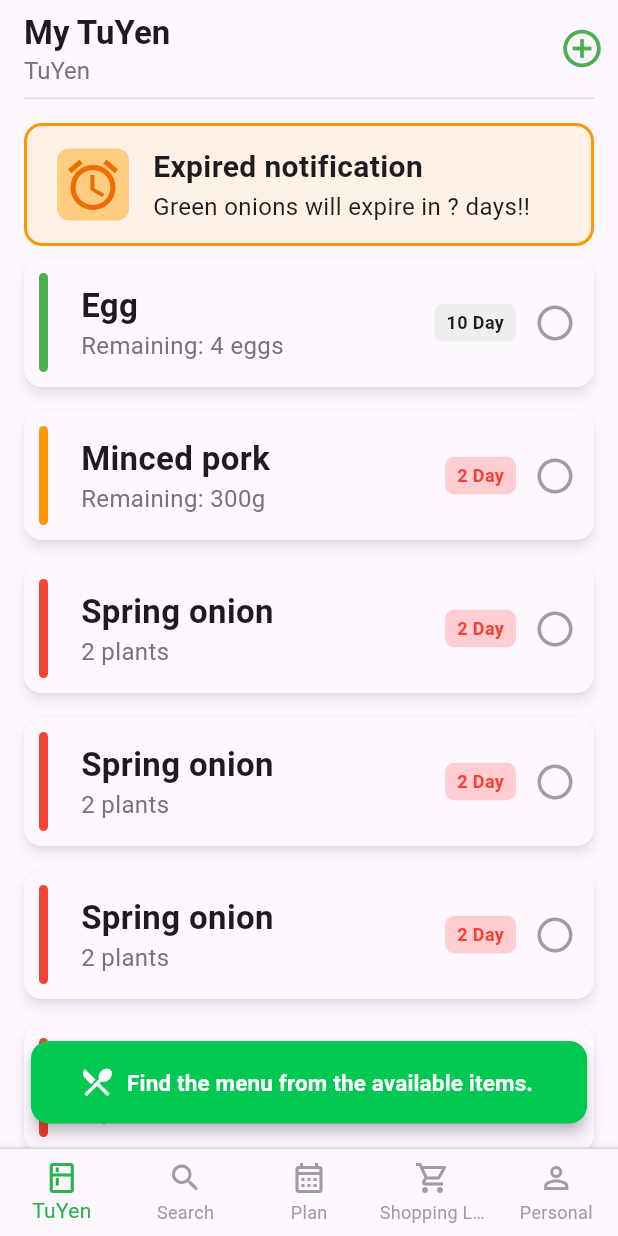
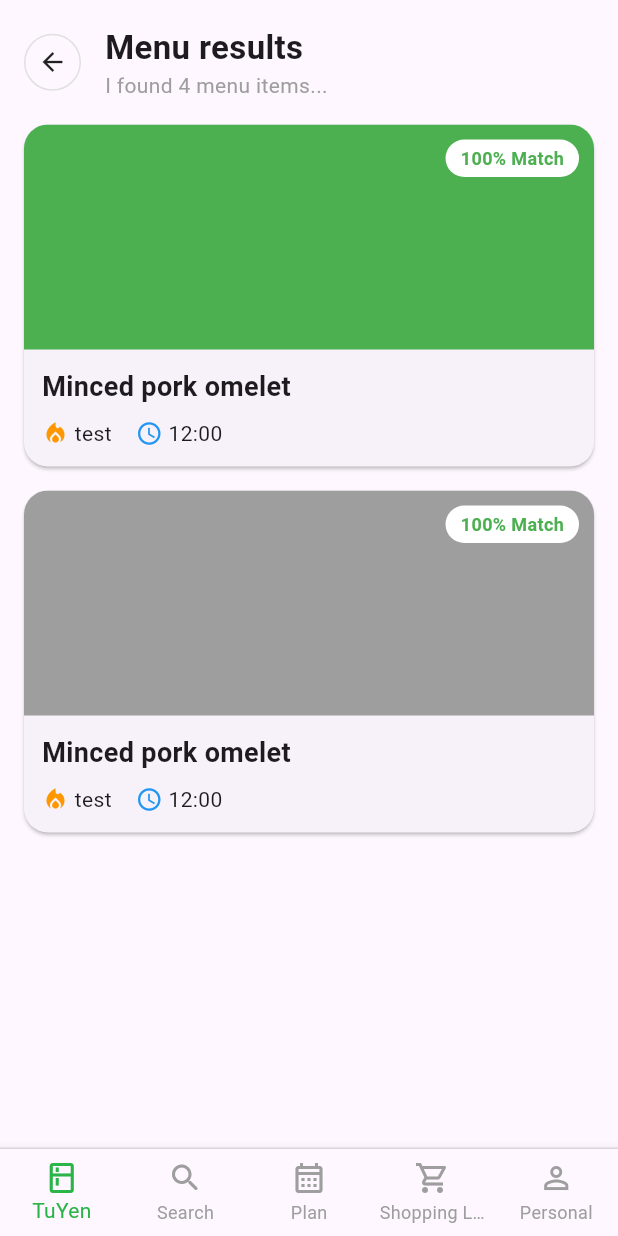
Before and after one commit to ChanapatArt/tuyen, a Flutter app: the screen it shows after launch, after a tap on "Find the menu from the available items.", on a phone screen of 412 x 824 dp. Run offline on Flutter 3.47's test engine with Material 3 defaults, Android fonts, the phone set to English and light mode, and no system bars; our stand-ins replace google_fonts; Roboto replaces fonts that are missing (Itim).

Commit message:
แยกโดค widget หน้าแรกให้เป็นไฟล์แยก

```diff
--- a/mobile_app/lib/screens/home.dart
+++ b/mobile_app/lib/screens/home.dart
@@ -1,6 +1,8 @@
 import 'package:flutter/material.dart';
 import 'package:mobile_app/widgets/bottom_nav.dart';
-import 'package:mobile_app/widgets/foodItem_card.dart';
+import 'package:mobile_app/widgets/ingredientList.dart';
+import 'package:mobile_app/screens/menuResults.dart';
+
 
 class Home extends StatefulWidget {
   const Home({super.key});
@@ -11,7 +13,6 @@ class Home extends StatefulWidget {
 
 class _HomeState extends State<Home> {
   final List<Map<String, dynamic>> _foodItems = [
-    // สร้างตัวแปรเก็บข้อมูลอาหารและสถานะการเลือก
     {
       'title': 'Egg',
       'subtitle': 'Remaining: 4 eggs',
@@ -35,232 +36,60 @@ class _HomeState extends State<Home> {
       'isSelected': false,
       'isNearExpiry': true,
     },
-    {
-      'title': 'Spring onion',
-      'subtitle': '2 plants',
-      'days': '2 Day',
-      'color': Colors.red,
-      'isSelected': false,
-      'isNearExpiry': true,
-    },
-    {
-      'title': 'Spring onion',
-      'subtitle': '2 plants',
-      'days': '2 Day',
-      'color': Colors.red,
-      'isSelected': false,
-      'isNearExpiry': true,
-    },
-    {
-      'title': 'Spring onion',
-      'subtitle': '2 plants',
-      'days': '2 Day',
-      'color': Colors.red,
-      'isSelected': false,
-      'isNearExpiry': true,
-    },
-    {
-      'title': 'Spring onion',
-      'subtitle': '2 plants',
-      'days': '2 Day',
-      'color': Colors.red,
-      'isSelected': false,
-      'isNearExpiry': true,
-    },
-    {
-      'title': 'Spring onion',
-      'subtitle': '2 plants',
-      'days': '2 Day',
-      'color': Colors.red,
-      'isSelected': false,
-      'isNearExpiry': true,
-    },
-    {
-      'title': 'Spring onion',
-      'subtitle': '2 plants',
-      'days': '2 Day',
-      'color': Colors.red,
-      'isSelected': false,
-      'isNearExpiry': true,
-    },
-    {
-      'title': 'Spring onion',
-      'subtitle': '2 plants',
-      'days': '2 Day',
-      'color': Colors.red,
-      'isSelected': false,
-      'isNearExpiry': true,
-    },
-    {
-      'title': 'Spring onion',
-      'subtitle': '2 plants',
-      'days': '2 Day',
-      'color': Colors.red,
-      'isSelected': false,
-      'isNearExpiry': true,
-    },
-    {
-      'title': 'Spring onion',
-      'subtitle': '2 plants',
-      'days': '2 Day',
-      'color': Colors.red,
-      'isSelected': false,
-      'isNearExpiry': true,
-    },
   ];
+
+  final PageController _pageController = PageController();
+  int _currentPage = 0;
+  void _goToResults() {
+    _pageController.nextPage(
+      duration: const Duration(milliseconds: 300),
+      curve: Curves.easeInOut,
+    );
+  }
+
+  void _goBack() {
+    _pageController.previousPage(
+      duration: const Duration(milliseconds: 300),
+      curve: Curves.easeInOut,
+    );
+  }
 
   @override
   Widget build(BuildContext context) {
-    return Scaffold(
-      appBar: AppBar(
-        title: Column(
-          crossAxisAlignment: CrossAxisAlignment.start,
+    return PopScope(
+      canPop: _currentPage == 0, // ถ้าอยู่หน้าแรกให้กดออกแอปได้ตามปกติ
+      onPopInvokedWithResult: (didPop, result) {
+        if (didPop) return; // ถ้าออกไปแล้วไม่ต้องทำอะไร
+
+
+        if (_currentPage > 0) { // ถ้าหน้าปัจจุบันไม่ใช่หน้าแรก
+          _goBack(); // สั่งให้ย้อนกลับไปหน้าวัตถุดิบ
+        }
+      },
+      child: Scaffold(
+        body: PageView(
+          controller: _pageController,
+          physics: const NeverScrollableScrollPhysics(),
+          onPageChanged: (index) => setState(() => _currentPage = index),
           children: [
-            const Text(
-              "My TuYen",
-              style: TextStyle(fontSize: 22, fontWeight: FontWeight.bold),
+            // รายการวัตถุดิบ
+            IngredientList(
+              onFindMenu: _goToResults,
+              foodItems: _foodItems,
+              onToggleSelection: (index) {
+                setState(() {
+                  _foodItems[index]['isSelected'] =
+                      !_foodItems[index]['isSelected'];
+                });
+              },
             ),
-            Text(
-              "TuYen",
-              style: TextStyle(fontSize: 16, color: Colors.grey.shade600),
-            ),
+
+            // หน้าที่ 2: ผลลัพธ์เมนู (สร้าง Widget ใหม่)
+            MenuResultsScreen(onBack: _goBack),
           ],
         ),
-        centerTitle: false,
-        elevation: 0,
-        actions: [
-          IconButton(
-            icon: const Icon(
-              Icons.add_circle_outline,
-              color: Colors.green,
-              size: 30,
-            ),
-            onPressed: () {},
-          ),
-        ],
-        toolbarHeight: 65,
-        bottom: PreferredSize(
-          preferredSize: const Size.fromHeight(1),
-          child: Padding(
-            padding: const EdgeInsets.symmetric(horizontal: 16),
-            child: Container(
-              color: Colors.grey.withAlpha(76), // 0.3 * 255
-              height: 1,
-            ),
-          ),
-        ),
-      ),
-      body: SingleChildScrollView(
-        child: Column(
-          children: [
-            const ExpiryAlertCard(),
-            ..._foodItems.asMap().entries.map((entry) {
-              int index = entry.key;
-              var item = entry.value;
 
-              return FoodItemCard(
-                title: item['title'],
-                subtitle: item['subtitle'],
-                remainingDays: item['days'],
-                statusColor: item['color'],
-                isSelected: item['isSelected'],
-                isNearExpiry: item['isNearExpiry'] ?? false,
-                // 3. ฟังก์ชันเมื่อมีการกดเลือก
-                onTap: () {
-                  setState(() {
-                    _foodItems[index]['isSelected'] =
-                        !_foodItems[index]['isSelected'];
-                  });
-                },
-              );
-            }),
-            SizedBox(height: 75,)
-          ],
-        ),
-      ),
-
-      floatingActionButton: SizedBox(
-        width:
-            MediaQuery.of(context).size.width * 0.9, // ขยายให้กว้างเกือบเต็มจอ
-        height: 55,
-        child: FloatingActionButton.extended(
-          onPressed: () {
-            // เมื่อกดเอาเฉพาะไอเทมที่ isSelected เป็น true
-            final selectedItems = _foodItems
-                .where((item) => item['isSelected'] == true)
-                .toList();
-            print(
-              "เมนูแนะนำสำหรับ: ${selectedItems.map((e) => e['title']).toList()}",
-            );
-          },
-          backgroundColor: const Color(0xFF00C853), // สีเขียวสดตามรูป
-          shape: RoundedRectangleBorder(
-            borderRadius: BorderRadius.circular(12),
-          ),
-          elevation: 4,
-          // ใส่ Icon และ Text ตามรูป
-          icon: const Icon(Icons.restaurant_menu, color: Colors.white),
-          label: const Text(
-            "Find the menu from the available items.",
-            style: TextStyle(
-              color: Colors.white,
-              fontWeight: FontWeight.bold,
-              fontSize: 15,
-            ),
-          ),
-        ),
-      ),
-
-      // 2. จัดตำแหน่งปุ่มให้อยู่ตรงกลางด้านล่าง
-      floatingActionButtonLocation: FloatingActionButtonLocation.centerFloat,
-      bottomNavigationBar: const BottomNav(),
-    );
-  }
-}
-
-class ExpiryAlertCard extends StatelessWidget {
-  const ExpiryAlertCard({super.key});
-
-  @override
-  Widget build(BuildContext context) {
-    return Padding(
-      padding: EdgeInsets.symmetric(horizontal: 16),
-      child: Container(
-        height: 82,
-        margin: EdgeInsets.only(top: 16),
-        padding: EdgeInsets.symmetric(vertical: 8, horizontal: 20),
-        decoration: BoxDecoration(
-          color: const Color.fromARGB(255, 255, 241, 229),
-          borderRadius: BorderRadius.circular(12),
-          border: Border.all(width: 2, color: Colors.orange),
-        ),
-        child: Row(
-          children: [
-            Container(
-              decoration: BoxDecoration(
-                color: Colors.orange[200],
-                borderRadius: BorderRadius.circular(8),
-              ),
-              padding: EdgeInsets.all(4),
-              margin: EdgeInsets.only(right: 16),
-              child: Icon(Icons.alarm, size: 40, color: Colors.orange[800]),
-            ),
-            Column(
-              crossAxisAlignment: CrossAxisAlignment.start,
-              mainAxisSize: MainAxisSize.min,
-              children: [
-                Text(
-                  "Expired notification",
-                  style: TextStyle(fontWeight: FontWeight.bold, fontSize: 20),
-                ),
-                Text(
-                  "Green onions will expire in ? days!!",
-                  style: TextStyle(fontSize: 16),
-                ),
-              ],
-            ),
-          ],
-        ),
+        bottomNavigationBar: const BottomNav(),
       ),
     );
   }
--- /dev/null
+++ b/mobile_app/lib/screens/menuResults.dart
@@ -0,0 +1,162 @@
+import 'package:flutter/material.dart';
+
+class MenuResultsScreen extends StatelessWidget {
+  final VoidCallback onBack;
+  const MenuResultsScreen({super.key, required this.onBack});
+
+  @override
+  Widget build(BuildContext context) {
+    return Scaffold(
+      // ไม่ใส่ AppBar แต่ทำ Custom Header ใน body แทน
+      body: SafeArea(
+        child: Column(
+          children: [
+            Padding(
+              padding: const EdgeInsets.all(16.0),
+              child: Row(
+                children: [
+                  // ปุ่มย้อนกลับแบบในรูปที่ 3
+                  GestureDetector(
+                    onTap: onBack,
+                    child: Container(
+                      padding: const EdgeInsets.all(8),
+                      decoration: BoxDecoration(
+                        shape: BoxShape.circle,
+                        border: Border.all(color: Colors.grey.shade300),
+                      ),
+                      child: const Icon(Icons.arrow_back, size: 20),
+                    ),
+                  ),
+                  const SizedBox(width: 16),
+                  const Column(
+                    crossAxisAlignment: CrossAxisAlignment.start,
+                    children: [
+                      Text(
+                        "Menu results",
+                        style: TextStyle(
+                          fontSize: 22,
+                          fontWeight: FontWeight.bold,
+                        ),
+                      ),
+                      Text(
+                        "I found 4 menu items...",
+                        style: TextStyle(fontSize: 14, color: Colors.grey),
+                      ),
+                    ],
+                  ),
+                ],
+              ),
+            ),
+            Expanded(
+              child: ListView(
+                padding: const EdgeInsets.symmetric(horizontal: 16),
+                children: [
+                  RecipeCard(
+                    title: "Minced pork omelet",
+                    kcal: "test",
+                    time: "12:00",
+                    matchPercent: "100%",
+                    imageColor: Colors.green,
+                  ),
+                  RecipeCard(
+                    title: "Minced pork omelet",
+                    kcal: "test",
+                    time: "12:00",
+                    matchPercent: "100%",
+                    imageColor: Colors.grey,
+                  ),
+                ],
+              ),
+            ),
+          ],
+        ),
+      ),
+    );
+  }
+}
+
+
+class RecipeCard extends StatelessWidget {
+  final String title, kcal, time, matchPercent;
+  final Color imageColor;
+
+  const RecipeCard({
+    super.key,
+    required this.title,
+    required this.kcal,
+    required this.time,
+    required this.matchPercent,
+    required this.imageColor,
+  });
+
+  @override
+  Widget build(BuildContext context) {
+    return Card(
+      margin: const EdgeInsets.only(bottom: 16),
+      shape: RoundedRectangleBorder(borderRadius: BorderRadius.circular(16)),
+      clipBehavior: Clip.antiAlias,
+      child: Column(
+        children: [
+          // ส่วนรูปภาพ (ในรูปเป็นสีเขียวพื้นหลัง)
+          Stack(
+            children: [
+              Container(height: 150, color: imageColor),
+              Positioned(
+                top: 10,
+                right: 10,
+                child: Container(
+                  padding: const EdgeInsets.symmetric(
+                    horizontal: 10,
+                    vertical: 4,
+                  ),
+                  decoration: BoxDecoration(
+                    color: Colors.white,
+                    borderRadius: BorderRadius.circular(20),
+                  ),
+                  child: Text(
+                    "$matchPercent Match",
+                    style: const TextStyle(
+                      color: Colors.green,
+                      fontSize: 12,
+                      fontWeight: FontWeight.bold,
+                    ),
+                  ),
+                ),
+              ),
+            ],
+          ),
+          // ส่วนรายละเอียดใต้รูป
+          Padding(
+            padding: const EdgeInsets.all(12),
+            child: Column(
+              crossAxisAlignment: CrossAxisAlignment.start,
+              children: [
+                Text(
+                  title,
+                  style: const TextStyle(
+                    fontSize: 18,
+                    fontWeight: FontWeight.bold,
+                  ),
+                ),
+                const SizedBox(height: 8),
+                Row(
+                  children: [
+                    const Icon(
+                      Icons.local_fire_department,
+                      color: Colors.orange,
+                      size: 18,
+                    ),
+                    Text(" $kcal"),
+                    const SizedBox(width: 16),
+                    const Icon(Icons.access_time, color: Colors.blue, size: 18),
+                    Text(" $time"),
+                  ],
+                ),
+              ],
+            ),
+          ),
+        ],
+      ),
+    );
+  }
+}
--- /dev/null
+++ b/mobile_app/lib/widgets/ingredientList.dart
@@ -0,0 +1,163 @@
+import 'package:flutter/material.dart';
+import 'package:mobile_app/widgets/foodItem_card.dart';
+
+class IngredientList extends StatelessWidget {
+  final List<Map<String, dynamic>> foodItems;
+  final Function(int) onToggleSelection;
+  final VoidCallback onFindMenu;
+  const IngredientList({
+    super.key,
+    required this.onFindMenu,
+    required this.foodItems,
+    required this.onToggleSelection,
+  });
+
+  @override
+  Widget build(BuildContext context) {
+    return Scaffold(
+      appBar: AppBar(
+        title: Column(
+          crossAxisAlignment: CrossAxisAlignment.start,
+          children: [
+            const Text(
+              "My TuYen",
+              style: TextStyle(fontSize: 22, fontWeight: FontWeight.bold),
+            ),
+            Text(
+              "TuYen",
+              style: TextStyle(fontSize: 16, color: Colors.grey.shade600),
+            ),
+          ],
+        ),
+        centerTitle: false,
+        elevation: 0,
+        actions: [
+          IconButton(
+            icon: const Icon(
+              Icons.add_circle_outline,
+              color: Colors.green,
+              size: 30,
+            ),
+            onPressed: () {},
+          ),
+        ],
+        toolbarHeight: 65,
+        bottom: PreferredSize(
+          preferredSize: const Size.fromHeight(1),
+          child: Padding(
+            padding: const EdgeInsets.symmetric(horizontal: 16),
+            child: Container(
+              color: Colors.grey.withAlpha(76), // 0.3 * 255
+              height: 1,
+            ),
+          ),
+        ),
+      ),
+      body: SingleChildScrollView(
+        key: const PageStorageKey<String>('ingredientList'),
+        child: Column(
+          children: [
+            const ExpiryAlertCard(),
+            ...foodItems.asMap().entries.map((entry) {
+              int index = entry.key;
+              var item = entry.value;
+
+              return FoodItemCard(
+                title: item['title'],
+                subtitle: item['subtitle'],
+                remainingDays: item['days'],
+                statusColor: item['color'],
+                isSelected: item['isSelected'],
+                isNearExpiry: item['isNearExpiry'] ?? false,
+                onTap: () => {onToggleSelection(index)},
+              );
+            }),
+            SizedBox(height: 75),
+          ],
+        ),
+      ),
+      floatingActionButton: SizedBox(
+        width:
+            MediaQuery.of(context).size.width * 0.9, // ขยายให้กว้างเกือบเต็มจอ
+        height: 55,
+        child: FloatingActionButton.extended(
+          onPressed: () {
+            // เมื่อกดเอาเฉพาะไอเทมที่ isSelected เป็น true
+            onFindMenu();
+            final selectedItems = foodItems
+                .where((item) => item['isSelected'] == true)
+                .toList();
+            print(
+              "เมนูแนะนำสำหรับ: ${selectedItems.map((e) => e['title']).toList()}",
+            );
+          },
+          backgroundColor: const Color(0xFF00C853),
+          shape: RoundedRectangleBorder(
+            borderRadius: BorderRadius.circular(12),
+          ),
+          elevation: 4,
+          // ใส่ Icon และ Text ตามรูป
+          icon: const Icon(Icons.restaurant_menu, color: Colors.white),
+          label: const Text(
+            "Find the menu from the available items.",
+            style: TextStyle(
+              color: Colors.white,
+              fontWeight: FontWeight.bold,
+              fontSize: 15,
+            ),
+          ),
+        ),
+      ),
+
+      floatingActionButtonLocation: FloatingActionButtonLocation.centerFloat,
+    );
+  }
+}
+
+class ExpiryAlertCard extends StatelessWidget {
+  const ExpiryAlertCard({super.key});
+
+  @override
+  Widget build(BuildContext context) {
+    return Padding(
+      padding: EdgeInsets.symmetric(horizontal: 16),
+      child: Container(
+        height: 82,
+        margin: EdgeInsets.only(top: 16),
+        padding: EdgeInsets.symmetric(vertical: 8, horizontal: 20),
+        decoration: BoxDecoration(
+          color: const Color.fromARGB(255, 255, 241, 229),
+          borderRadius: BorderRadius.circular(12),
+          border: Border.all(width: 2, color: Colors.orange),
+        ),
+        child: Row(
+          children: [
+            Container(
+              decoration: BoxDecoration(
+                color: Colors.orange[200],
+                borderRadius: BorderRadius.circular(8),
+              ),
+              padding: EdgeInsets.all(4),
+              margin: EdgeInsets.only(right: 16),
+              child: Icon(Icons.alarm, size: 40, color: Colors.orange[800]),
+            ),
+            Column(
+              crossAxisAlignment: CrossAxisAlignment.start,
+              mainAxisSize: MainAxisSize.min,
+              children: [
+                Text(
+                  "Expired notification",
+                  style: TextStyle(fontWeight: FontWeight.bold, fontSize: 20),
+                ),
+                Text(
+                  "Green onions will expire in ? days!!",
+                  style: TextStyle(fontSize: 16),
+                ),
+              ],
+            ),
+          ],
+        ),
+      ),
+    );
+  }
+}
```
